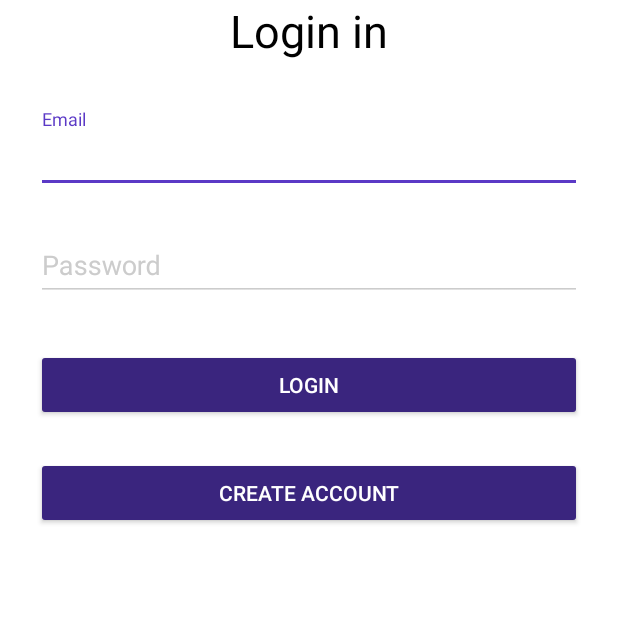
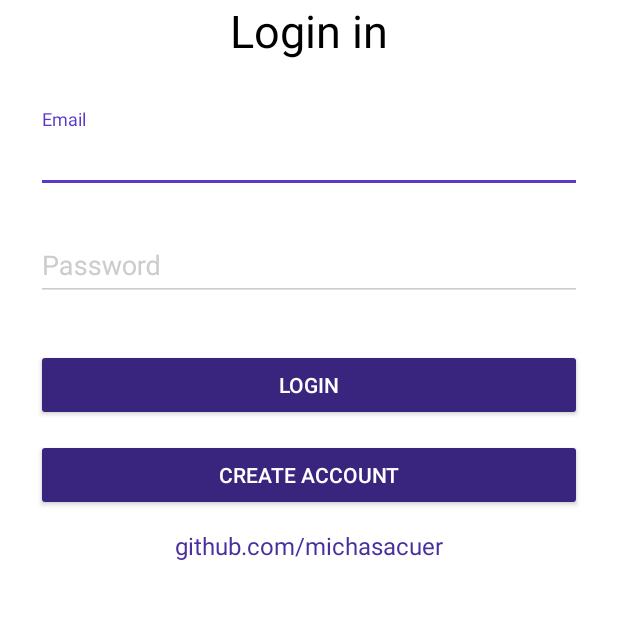
Before and after one commit to michasacuer/Keystroke-dynamics, an Android app: the screen it shows after launch (LoginActivity), after a tap on "LOGIN", on a phone screen of 412 x 824 dp, the part 255-874 px from its top. Run offline under Robolectric (Android 15) with nearby library versions, the light colour scheme and no system bars; libraries missing offline, so code that uses them is left out: com.github.clans.fab; pictures from the network do not load; 11 statements that could not run were skipped.

Commit message:
Repair signup and login, refactor

```diff
--- a/app/src/main/java/com/example/admin/keystroke_dynamics/Activities/LoginActivity.java
+++ b/app/src/main/java/com/example/admin/keystroke_dynamics/Activities/LoginActivity.java
@@ -36,15 +36,6 @@ public class LoginActivity extends AppCompatActivity implements LoginListener {
                 } catch (Exception e){
                     Toast.makeText(getApplicationContext(), getString(R.string.login_error), Toast.LENGTH_LONG).show();
                 }
-
-                if(loginValid) {
-                    Toast.makeText(getApplicationContext(), getString(R.string.login_succed), Toast.LENGTH_LONG).show();
-                    setResult(Activity.RESULT_OK);
-                    finish();
-                }
-                else {
-                    Toast.makeText(getApplicationContext(), getString(R.string.login_error), Toast.LENGTH_LONG).show();
-                }
             }
         });
     }
@@ -56,10 +47,16 @@ public class LoginActivity extends AppCompatActivity implements LoginListener {
 
     @Override
     public void onLoginPerformed(Boolean result){
-        this.loginValid = result;
+        if(result) {
+            Toast.makeText(getApplicationContext(), getString(R.string.login_succed), Toast.LENGTH_LONG).show();
+            setResult(Activity.RESULT_OK);
+            finish();
+        }
+        else {
+            Toast.makeText(getApplicationContext(), getString(R.string.login_error), Toast.LENGTH_LONG).show();
+        }
     }
 
-    private boolean loginValid;
     private String email;
     private String password;
     private Intent activityIntent;
--- a/app/src/main/java/com/example/admin/keystroke_dynamics/Activities/MainActivity.java
+++ b/app/src/main/java/com/example/admin/keystroke_dynamics/Activities/MainActivity.java
@@ -104,7 +104,6 @@ public class MainActivity extends AppCompatActivity implements NavigationView.On
         return true;
     }
 
-
     static final private int REQUEST_CODE = 0;
     private FloatingActionButton addMeasureButton;
     private Intent addMeasureActivity;
--- a/app/src/main/java/com/example/admin/keystroke_dynamics/Login/Login.java
+++ b/app/src/main/java/com/example/admin/keystroke_dynamics/Login/Login.java
@@ -1,24 +1,33 @@
 package com.example.admin.keystroke_dynamics.Login;
 
-import android.content.Context;
+import android.app.ProgressDialog;
 import android.os.AsyncTask;
 
+import com.example.admin.keystroke_dynamics.Activities.LoginActivity;
 import com.example.admin.keystroke_dynamics.DTO.ApplicationDatabase;
 import com.example.admin.keystroke_dynamics.DTO.User.User;
+import com.example.admin.keystroke_dynamics.R;
 
 
 public class Login extends AsyncTask<String, Boolean, Boolean> {
 
-    public Login(Context context, LoginListener listener){
-        db = ApplicationDatabase.getDatabase(context);
-        this.context = context;
+    public Login(LoginActivity loginActivity, LoginListener listener){
+        db = ApplicationDatabase.getDatabase(loginActivity);
+        this.loginActivity = loginActivity;
         this.listener = listener;
     }
 
     public Login(Login login){
         db = login.db;
-        context = login.context;
+        loginActivity = login.loginActivity;
         listener = login.listener;
+    }
+
+    @Override
+    protected void onPreExecute() {
+        dialog = new ProgressDialog(loginActivity, R.style.AppTheme_Dark_Dialog);
+        this.dialog.setMessage(loginActivity.getResources().getString(R.string.communicate));
+        this.dialog.show();
     }
 
     @Override
@@ -43,11 +52,15 @@ public class Login extends AsyncTask<String, Boolean, Boolean> {
 
     protected void onPostExecute(Boolean result) {
         listener.onLoginPerformed(result);
+        if (dialog.isShowing()) {
+            dialog.dismiss();
+        }
     }
 
     private ApplicationDatabase db;
     private User user;
     private LoginListener listener;
-    private Context context;
+    private LoginActivity loginActivity;
     private LoggedUser loggedUser;
+    private ProgressDialog dialog;
 }
--- a/app/src/main/java/com/example/admin/keystroke_dynamics/Utils/PreferenceEditor.java
+++ b/app/src/main/java/com/example/admin/keystroke_dynamics/Utils/PreferenceEditor.java
@@ -36,11 +36,7 @@ public class PreferenceEditor {
     }
 
     public boolean isEmpty(){
-        if(email == null && username == null){
-            return true;
-        } else {
-            return false;
-        }
+        return email == null && username == null;
     }
 
     private Context context;
--- a/app/src/main/res/layout/login_activity.xml
+++ b/app/src/main/res/layout/login_activity.xml
@@ -67,10 +67,18 @@
             android:id="@+id/btn_signup"
             android:layout_width="fill_parent"
             android:layout_height="wrap_content"
-            android:layout_marginTop="24dp"
+            android:layout_marginTop="12dp"
             android:padding="12dp"
             android:onClick="goToSignupActivity"
             android:text="@string/signup_button"/>
+        <TextView android:id="@+id/link_login"
+            android:layout_width="fill_parent"
+            android:layout_height="wrap_content"
+            android:text="@string/github"
+            android:layout_marginTop="12dp"
+            android:gravity="center"
+            android:textColor="@color/primary_dark"
+            android:textSize="16dip"/>
 
     </LinearLayout>
 </RelativeLayout>
--- a/app/src/main/res/values/strings.xml
+++ b/app/src/main/res/values/strings.xml
@@ -10,6 +10,7 @@
     <string name="username_hint">Username</string>
     <string name="registration_text">Registration</string>
     <string name="login_text">Login in</string>
+    <string name="github">github.com/michasacuer</string>
 
     <!-- Signup validation -->
     <string name="nameValidation">At least 3 characters!</string>
```
Also changed, not shown: app/src/main/java/com/example/admin/keystroke_dynamics/Activities/SignupActivity.java (+6 -8 lines), 1 other file.
